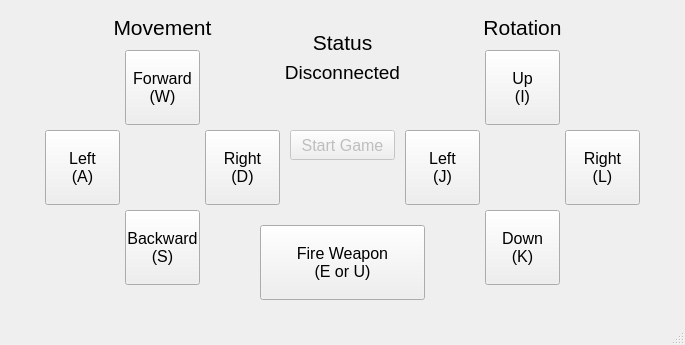
Before: the Qt Designer form GameInput/src/MainWindow/mainwindow.ui in Dwyriel/GameDemo, drawn with Qt 5.
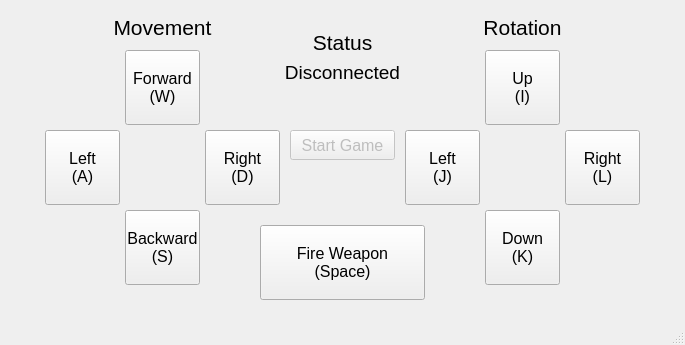
After: the same form once the commit is applied. Custom widgets are drawn as their Qt base class.

Commit message: Fixed wrong bind display for firing weapon

Diff of the .ui file:
```diff
--- a/GameInput/src/MainWindow/mainwindow.ui
+++ b/GameInput/src/MainWindow/mainwindow.ui
@@ -160,7 +160,7 @@
     </property>
     <property name="text">
      <string>Fire Weapon
-(E or U)</string>
+(Space)</string>
     </property>
    </widget>
    <widget class="CustomPushButton" name="btnRotateUp">
```
